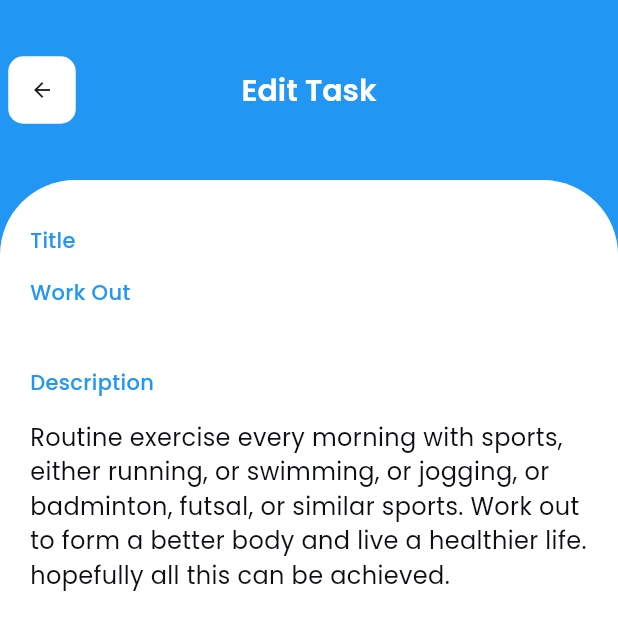
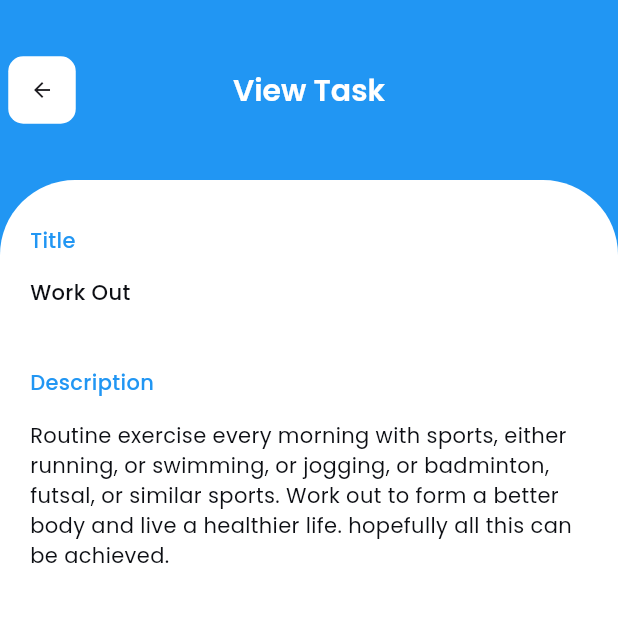
Before and after one commit to Avizz220/Flutter-Mobile-App, a Flutter app: the screen it shows after launch, on a phone screen of 412 x 824 dp. Shown: the top 630 px of the screen. Run offline on Flutter 3.47's test engine with Material 3 defaults, Android fonts, the phone set to English and light mode, and no system bars; our stand-ins replace lottie.

Commit message:
Edit screen ui changed

```diff
--- a/mytodoapp_frontend/lib/features/todo/ui/viewtask.dart
+++ b/mytodoapp_frontend/lib/features/todo/ui/viewtask.dart
@@ -18,7 +18,7 @@ class Viewtask extends StatelessWidget {
             AppColor
                 .accentColor, //We can also give the background colour for this
         title: Text(
-          "Edit Task",
+          "View Task",
           style: TextStyle(
             fontWeight: FontWeight.w600,
             fontSize: 20,
@@ -72,7 +72,7 @@ class Viewtask extends StatelessWidget {
                 fontWeight: FontWeight.w500,
                 fontSize: 14,
                 fontFamily: "Poppins",
-                color: AppColor.accentColor,
+                color: AppColor.fontcolor,
               ),
             ),
 
@@ -91,7 +91,7 @@ class Viewtask extends StatelessWidget {
               "Routine exercise every morning with sports, either running, or swimming, or jogging, or badminton, futsal, or similar sports. Work out to form a better body and live a healthier life. hopefully all this can be achieved.",
               style: TextStyle(
                 fontWeight: FontWeight.w400,
-                fontSize: 16,
+                fontSize: 14,
                 fontFamily: "Poppins",
                 color: AppColor.fontcolor,
               ),
--- a/mytodoapp_frontend/lib/main.dart
+++ b/mytodoapp_frontend/lib/main.dart
@@ -1,5 +1,4 @@
 import 'package:flutter/material.dart';
-import 'package:mytodoapp_frontend/features/todo/ui/edittask.dart';
 import 'package:mytodoapp_frontend/features/todo/ui/viewtask.dart';
 
 void main() {
```
